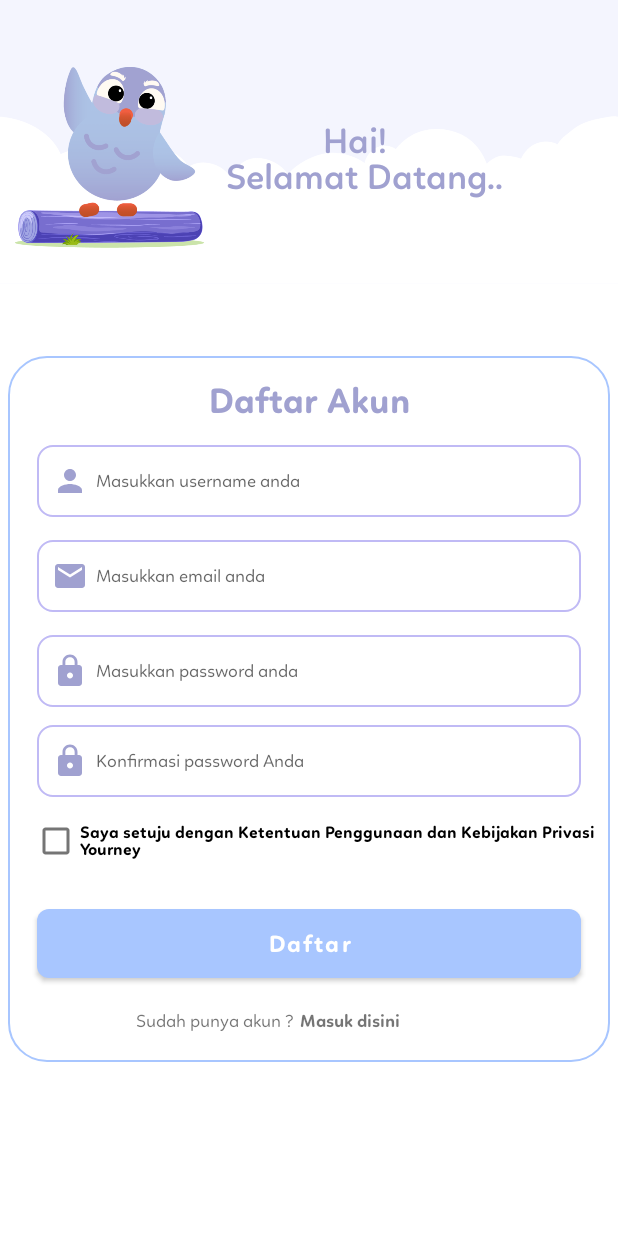
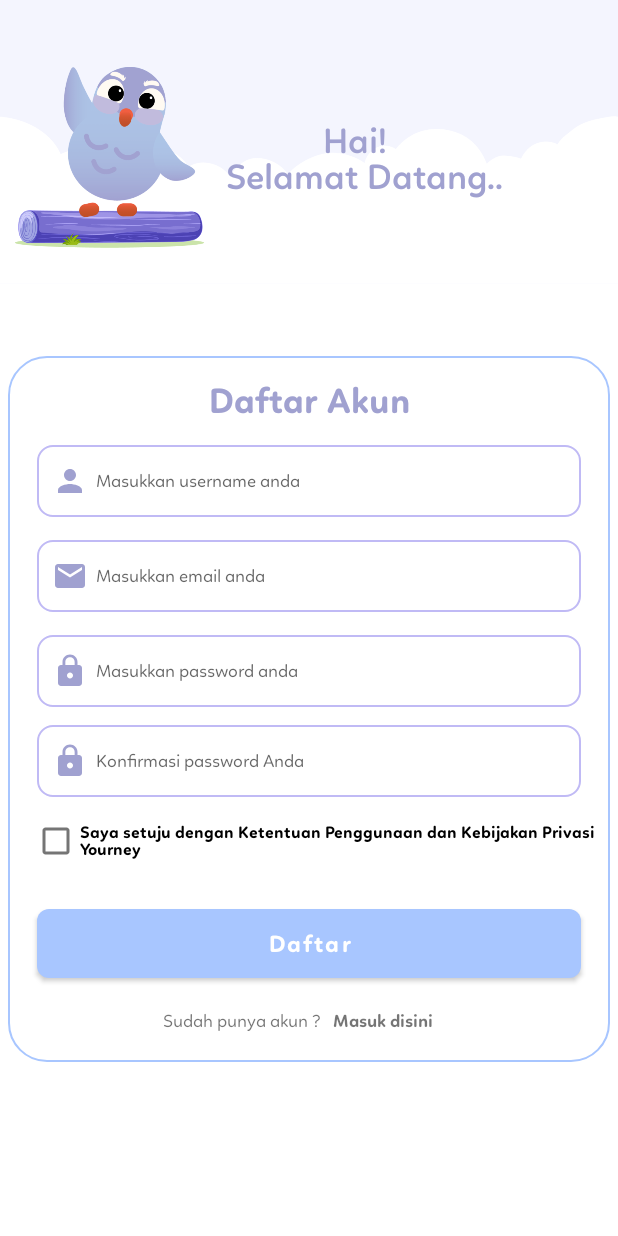
Before and after one commit to iqbalfariz/Yourney, an Android app: the RegisterActivity screen opened directly, with no data from a screen before it, on a phone screen of 412 x 824 dp. Run offline under Robolectric (Android 15) with nearby library versions, the phone set to English and light mode, and no system bars; our stand-ins replace Firebase (no records; nobody signed in at launch, a user with empty details on screens opened directly); Roboto replaces fonts that are not available here.

Commit message:
Repair position in register page

```diff
--- a/app/src/main/res/layout/activity_register.xml
+++ b/app/src/main/res/layout/activity_register.xml
@@ -206,28 +206,28 @@
             android:id="@+id/textView3"
             android:layout_width="wrap_content"
             android:layout_height="wrap_content"
-            android:layout_marginStart="85dp"
             android:layout_marginTop="15dp"
+            android:layout_marginEnd="8dp"
             android:layout_marginBottom="20dp"
             android:fontFamily="@font/linotte_regular"
             android:text="Sudah punya akun ?"
             android:textSize="12sp"
             app:layout_constraintBottom_toBottomOf="parent"
-            app:layout_constraintStart_toStartOf="parent"
+            app:layout_constraintEnd_toStartOf="@+id/tv_login"
             app:layout_constraintTop_toBottomOf="@id/btn_regis" />
 
         <TextView
             android:id="@+id/tv_login"
             android:layout_width="wrap_content"
             android:layout_height="wrap_content"
-            android:layout_marginStart="4dp"
+            android:layout_marginStart="16dp"
             android:layout_marginTop="15dp"
             android:layout_marginBottom="20dp"
             android:fontFamily="@font/linotte_bold"
             android:text="Masuk disini"
             android:textSize="12sp"
             app:layout_constraintBottom_toBottomOf="parent"
-            app:layout_constraintStart_toEndOf="@+id/textView3"
+            app:layout_constraintStart_toStartOf="@+id/guidelineVertical"
             app:layout_constraintTop_toBottomOf="@id/btn_regis" />
 
 
```
